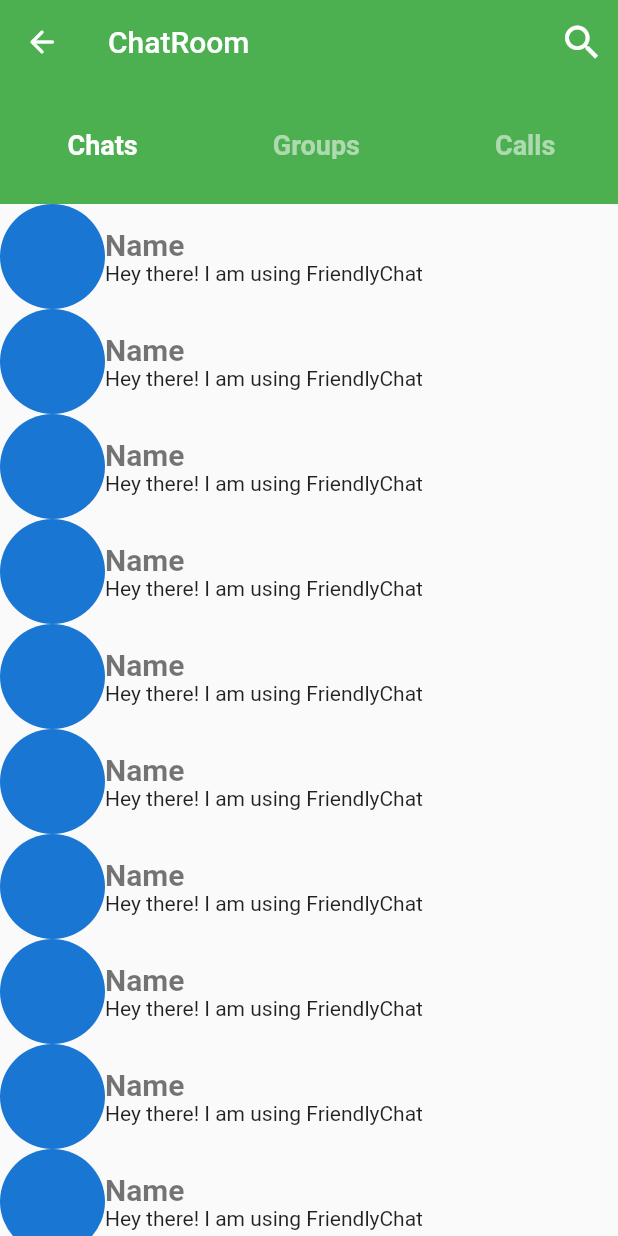
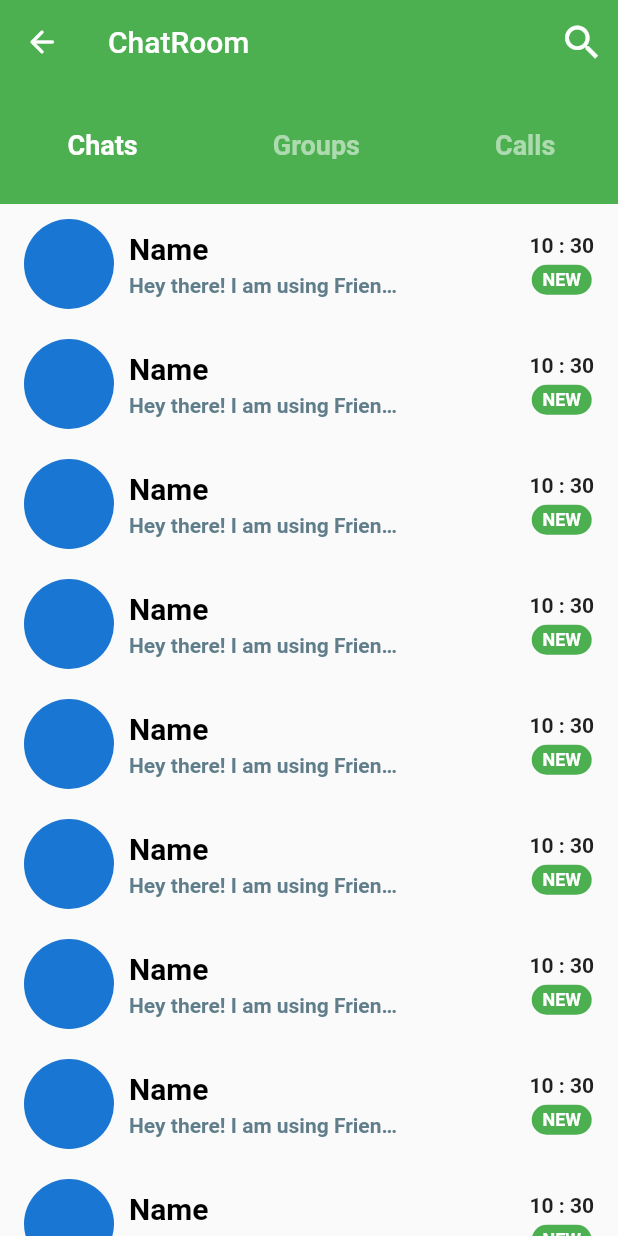
Before and after one commit to VivekParida/FriendlyChat, a Flutter app: the screen it shows after launch, on a phone screen of 412 x 824 dp. Run offline on Flutter 3.47's test engine with Material 2 defaults, Android fonts, the phone set to English and light mode, and no system bars.

Commit message:
chats widget updated

```diff
--- a/lib/main.dart
+++ b/lib/main.dart
@@ -2,7 +2,7 @@ import 'package:flutter/cupertino.dart';
 import 'package:flutter/foundation.dart';
 import 'package:flutter/material.dart';
 import 'package:friendly_chat/screens/ChatScreen.dart';
-
+//import 'package:intl/intl.dart';
 import 'screens/ChatRoom.dart';
 
 void main() {
--- a/lib/widgets/Chats.dart
+++ b/lib/widgets/Chats.dart
@@ -1,35 +1,86 @@
 import 'package:flutter/material.dart';
+import 'package:flutter/scheduler.dart';
 
 class Chats extends StatelessWidget {
   const Chats({Key? key}) : super(key: key);
 
   @override
   Widget build(BuildContext context) {
+    DateTime now = new DateTime.now();
     return Expanded(
       child: ListView.builder(
         //scrollDirection: Axis.vertical,
         itemCount: Chat.length,
         itemBuilder: (BuildContext context, int index) {
-          return Row(
+          return Container(
+            margin: EdgeInsets.only(
+                top: 10.0, bottom: 10.0, left: 16.0, right: 16.0),
+            //padding: EdgeInsets.symmetric(horizontal: 20.0, vertical: 10.0),
+            child: Row(
+              mainAxisAlignment: MainAxisAlignment.spaceBetween,
+              children: <Widget>[
+                Row(
                   children: <Widget>[
                     const CircleAvatar(
-                radius: 35.0,
+                      radius: 30.0,
                     ),
+                    SizedBox(width: 10.0),
                     Column(
                       crossAxisAlignment: CrossAxisAlignment.start,
-                children: const <Widget>[
-                  Text(
+                      children: <Widget>[
+                        const Text(
                           'Name',
                           style: TextStyle(
-                        color: Colors.black54,
+                              color: Colors.black,
                               fontSize: 20.0,
                               fontWeight: FontWeight.bold,
                               letterSpacing: 0.0),
                         ),
-                  Text('Hey there! I am using FriendlyChat'),
+                        SizedBox(
+                          height: 5.0,
+                        ),
+                        Container(
+                          width: MediaQuery.of(context).size.width * 0.45,
+                          child: const Text(
+                            'Hey there! I am using FriendlyChat',
+                            style: TextStyle(
+                                color: Colors.blueGrey,
+                                fontWeight: FontWeight.w600),
+                            overflow: TextOverflow.ellipsis,
+                          ),
+                        ),
                       ],
                     ),
                   ],
+                ),
+                Column(
+                  children: <Widget>[
+                    Text(
+                      '${now.hour} : ${now.minute}',
+                      style: TextStyle(fontWeight: FontWeight.bold),
+                    ),
+                    SizedBox(
+                      height: 5.0,
+                    ),
+                    Container(
+                      width: 40.0,
+                      height: 20.0,
+                      decoration: BoxDecoration(
+                          color: Colors.green,
+                          borderRadius: BorderRadius.circular(30.0)),
+                      alignment: Alignment.center,
+                      child: Text(
+                        'NEW',
+                        style: TextStyle(
+                            color: Colors.white,
+                            fontSize: 12.0,
+                            fontWeight: FontWeight.bold),
+                      ),
+                    ),
+                  ],
+                )
+              ],
+            ),
           );
         },
       ),
@@ -37,6 +88,8 @@ class Chats extends StatelessWidget {
   }
 }
 
-class Chat {
+abstract class Chat {
   static var length = 10;
+  final today = DateTime.now();
+  // final fiftyDaysFromNow = today.add(const Duration(days: 50));
 }
--- a/pubspec.yaml
+++ b/pubspec.yaml
@@ -34,6 +34,7 @@ dependencies:
   # The following adds the Cupertino Icons font to your application.
   # Use with the CupertinoIcons class for iOS style icons.
   cupertino_icons: ^1.0.2
+  intl: ^0.17.0
 
 dev_dependencies:
   flutter_test:
```
Also changed, not shown: pubspec.lock. Lines whose indentation alone changed are shown as unchanged.
